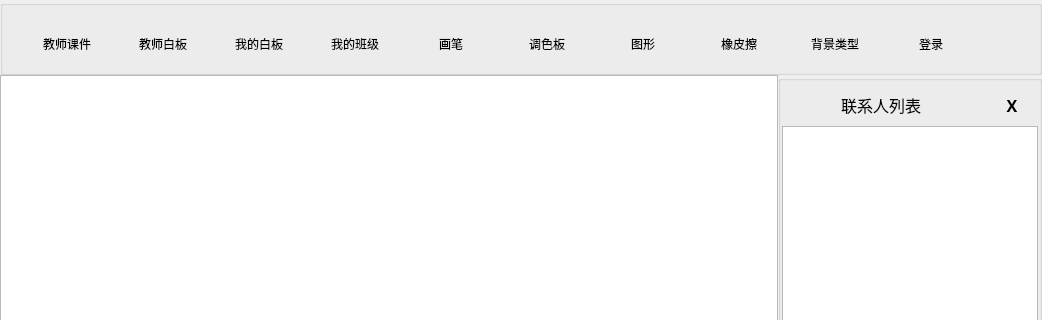
Qt form QtClassClient/mainwindow.ui (ideallx/serveree) before a commit; both pictures show x 0 to 1042 and y 0 to 320 of the 1042 by 700 pixel window.
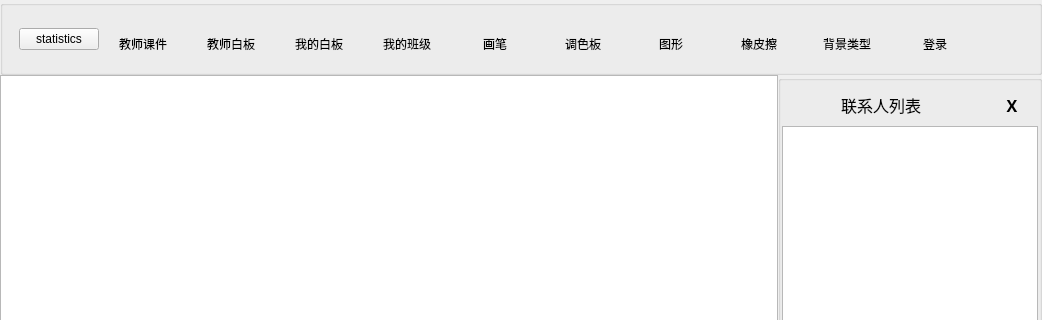
The same form after that commit. Icons and pictures are not drawn. Custom widgets are drawn as their Qt base class.

The edit to the form file:
```diff
--- a/QtClassClient/mainwindow.ui
+++ b/QtClassClient/mainwindow.ui
@@ -135,6 +135,13 @@
          </property>
         </widget>
        </item>
+       <item>
+        <widget class="QPushButton" name="pushButton">
+         <property name="text">
+          <string>statistics</string>
+         </property>
+        </widget>
+       </item>
        <item>
         <widget class="QToolButton" name="tbCourseWare">
          <property name="sizePolicy">
```
